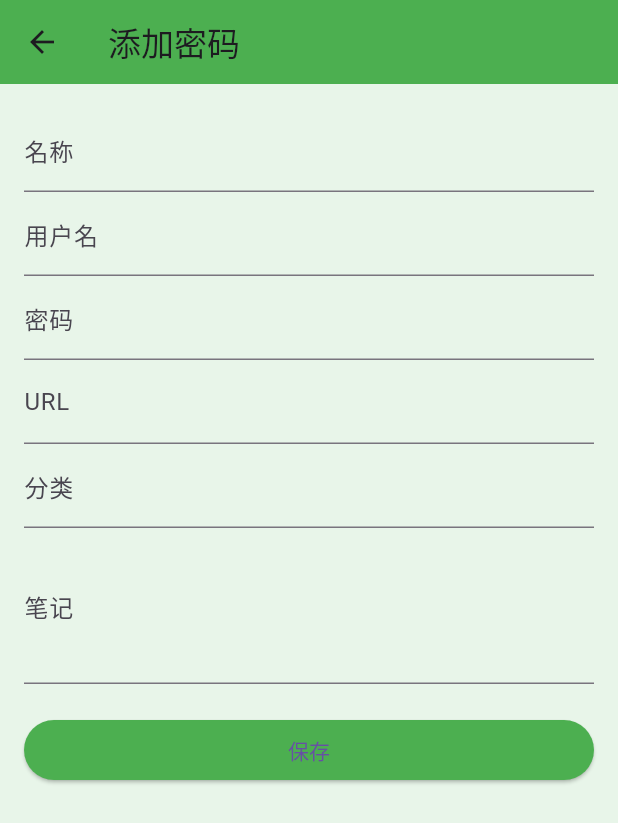
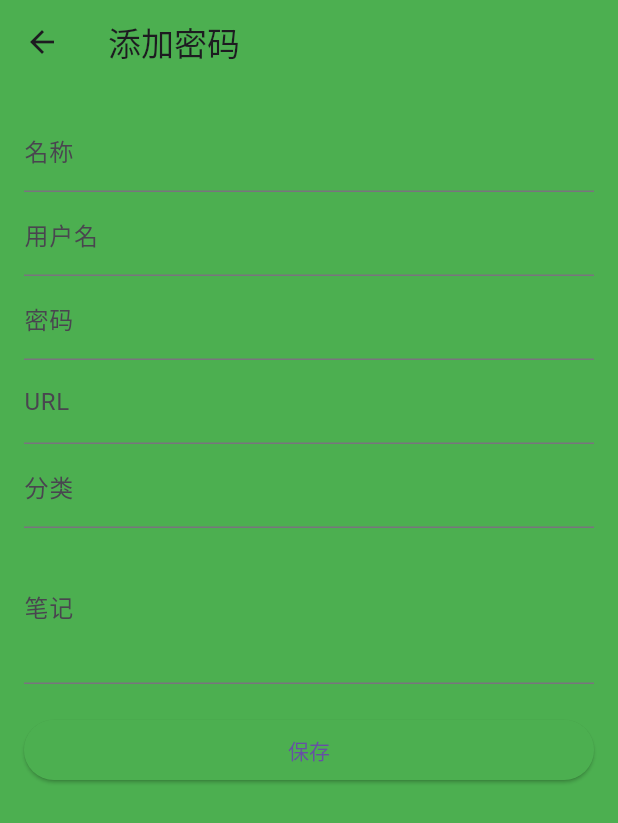
Before and after one commit to could-ai/0198fbce-7cee-7a2d-81c6-361275e9318e, a Flutter app: the screen it shows after launch, after a tap on the "add" icon, on a phone screen of 412 x 824 dp. Shown: the top 823 px of the screen. Run offline on Flutter 3.47's test engine with Material 3 defaults, Android fonts, the phone set to English and light mode, and no system bars; our stand-ins replace shared_preferences.

Commit message:
Fixed compilation error by removing const from constructors that have non-const parameters, and changed scaffoldBackgroundColor to Colors.green to make the background green as requested.

```diff
--- a/usr/lib/main.dart
+++ b/usr/lib/main.dart
@@ -16,7 +16,7 @@ class PasswordManagerApp extends StatelessWidget {
       debugShowCheckedModeBanner: false,
       theme: ThemeData(
         primaryColor: Colors.green,
-        scaffoldBackgroundColor: Colors.green.shade50,
+        scaffoldBackgroundColor: Colors.green,
         appBarTheme: AppBarTheme(
           backgroundColor: Colors.green,
         ),
@@ -199,7 +199,7 @@ class _PasswordListScreenState extends State<PasswordListScreen> {
 class PasswordDetailScreen extends StatelessWidget {
   final Password password;
 
-  const PasswordDetailScreen({super.key, required this.password});
+  PasswordDetailScreen({super.key, required this.password});
 
   @override
   Widget build(BuildContext context) {
@@ -225,6 +225,7 @@ class PasswordDetailScreen extends StatelessWidget {
             Text('笔记: ${password.notes}'),
           ],
         ),
+      ),
     );
   }
 }
@@ -232,7 +233,7 @@ class PasswordDetailScreen extends StatelessWidget {
 class AddPasswordScreen extends StatefulWidget {
   final Function(Password) onAdd;
 
-  const AddPasswordScreen({super.key, required this.onAdd});
+  AddPasswordScreen({super.key, required this.onAdd});
 
   @override
   _AddPasswordScreenState createState() => _AddPasswordScreenState();
```
Lines whose indentation alone changed are shown as unchanged.
